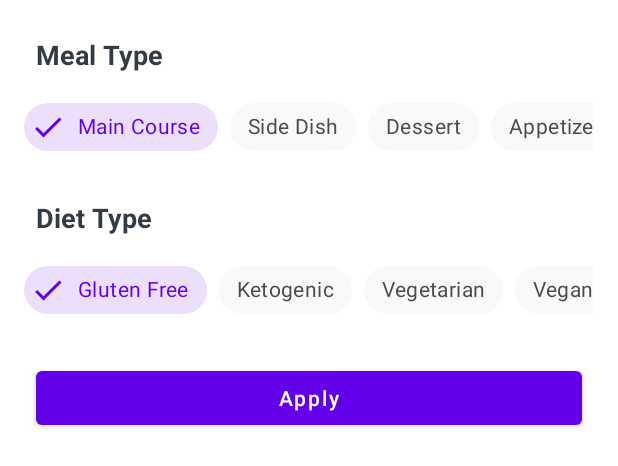
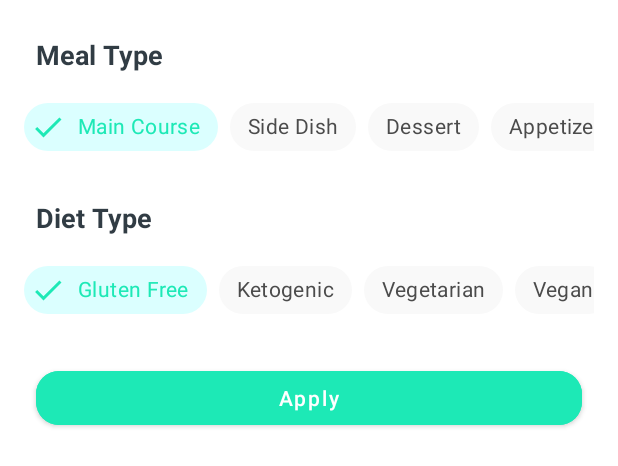
Before and after one commit to Ba1Dan/FoodApp, an Android app: the layout recipes_bottom_sheet.xml on its own in the app's theme, with its tools: preview values and no code run, on a phone screen of 412 x 824 dp. Shown: the top 466 px of the screen. Run offline under Robolectric (Android 15) with nearby library versions, the phone set to English and light mode, and no system bars; Roboto replaces fonts that are not available here.

Commit message:
- Changed primary colors

```diff
--- a/app/src/main/res/layout/recipes_bottom_sheet.xml
+++ b/app/src/main/res/layout/recipes_bottom_sheet.xml
@@ -246,7 +246,7 @@
         </LinearLayout>
     </HorizontalScrollView>
 
-    <Button
+    <com.google.android.material.button.MaterialButton
         android:id="@+id/apply_btn"
         android:layout_width="match_parent"
         android:layout_height="wrap_content"
@@ -254,7 +254,10 @@
         android:layout_marginTop="24dp"
         android:layout_marginEnd="24dp"
         android:text="@string/apply"
+        android:backgroundTint="@color/colorPrimary"
+        android:textColor="@color/white"
         android:textAllCaps="false"
+        app:cornerRadius="15dp"
         app:layout_constraintEnd_toEndOf="parent"
         app:layout_constraintStart_toStartOf="parent"
         app:layout_constraintTop_toBottomOf="@+id/dietType_scrollView" />
--- a/app/src/main/res/values/colors.xml
+++ b/app/src/main/res/values/colors.xml
@@ -1,7 +1,7 @@
 <?xml version="1.0" encoding="utf-8"?>
 <resources>
-    <color name="colorPrimary">#6200EA</color>
-    <color name="colorPrimaryDark">#5502C8</color>
+    <color name="colorPrimary">#1de9b6</color>
+    <color name="colorPrimaryDark">#00b686</color>
     <color name="colorAccent">#9D46FF</color>
 
     <color name="white">#FFFFFF</color>
@@ -17,7 +17,7 @@
     <color name="green">#00C980</color>
 
     // Custom Chip Style
-    <color name="checkedChipBackgroundColor">#206200EA</color>
+    <color name="checkedChipBackgroundColor">#dbffff</color>
     <color name="chipBackgroundColor">@color/lightGray</color>
     <color name="checkedChipTextColor">@color/colorPrimary</color>
     <color name="chipTextColor">@color/darkGray</color>
@@ -25,7 +25,7 @@
     <color name="actionBarBackgroundColor">@color/colorPrimary</color>
     <color name="strokeColor">@color/lightMediumGray</color>
     <color name="cardBackgroundColor">@color/white</color>
-    <color name="cardBackgroundLightColor">#106200EA</color>
+    <color name="cardBackgroundLightColor">#dbffff</color>
     <color name="titleColor">@color/darker</color>
 
     <color name="statusBarColor">@color/colorPrimaryDark</color>
```
